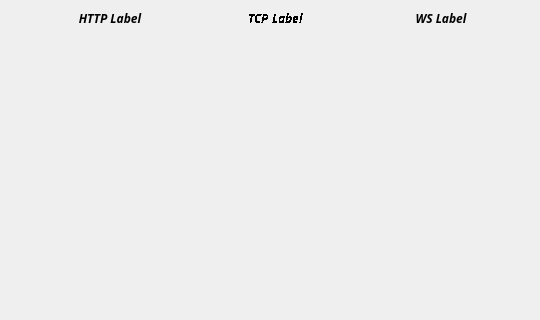
yukselozt/Qt-Hackerrank-Sum-vs-XOR-C-, file mainwindow.ui: the form before one commit; both pictures show x 140 to 680 and y 192 to 512 of the 800 by 600 pixel window.
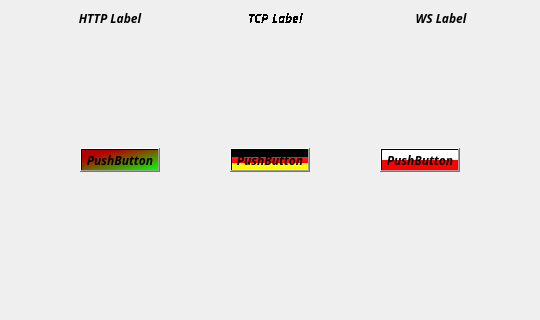
The form after the commit.

```diff
--- a/mainwindow.ui
+++ b/mainwindow.ui
@@ -311,6 +311,54 @@
      </item>
     </layout>
    </widget>
+   <widget class="QPushButton" name="pushButton">
+    <property name="geometry">
+     <rect>
+      <x>370</x>
+      <y>340</y>
+      <width>80</width>
+      <height>24</height>
+     </rect>
+    </property>
+    <property name="styleSheet">
+     <string notr="true">background-color: qlineargradient(spread:pad, x1:0, y1:0, x2:0, y2:1, stop:0 rgba(0, 0, 0, 255), stop:0.33 rgba(0, 0, 0, 255), stop:0.34 rgba(255, 30, 30, 255), stop:0.66 rgba(255, 0, 0, 255), stop:0.67 rgba(255, 255, 0, 255), stop:1 rgba(255, 255, 0, 255));</string>
+    </property>
+    <property name="text">
+     <string>PushButton</string>
+    </property>
+   </widget>
+   <widget class="QPushButton" name="pushButton_2">
+    <property name="geometry">
+     <rect>
+      <x>220</x>
+      <y>340</y>
+      <width>80</width>
+      <height>24</height>
+     </rect>
+    </property>
+    <property name="styleSheet">
+     <string notr="true">background-color: qlineargradient(spread:pad, x1:0, y1:0, x2:1, y2:1, stop:0.223464 rgba(182, 0, 0, 255), stop:1 rgba(0, 255, 0, 255));</string>
+    </property>
+    <property name="text">
+     <string>PushButton</string>
+    </property>
+   </widget>
+   <widget class="QPushButton" name="pushButton_3">
+    <property name="geometry">
+     <rect>
+      <x>520</x>
+      <y>340</y>
+      <width>80</width>
+      <height>24</height>
+     </rect>
+    </property>
+    <property name="styleSheet">
+     <string notr="true">background-color:qlineargradient(spread:pad, x1:0, y1:0, x2:0, y2:1, stop:0 rgba(255, 255, 255, 255), stop:0.495 rgba(255, 255, 255, 255), stop:0.505 rgba(255, 0, 0, 255), stop:1 rgba(255, 0, 0, 255))</string>
+    </property>
+    <property name="text">
+     <string>PushButton</string>
+    </property>
+   </widget>
   </widget>
   <widget class="QMenuBar" name="menubar">
    <property name="geometry">
```
